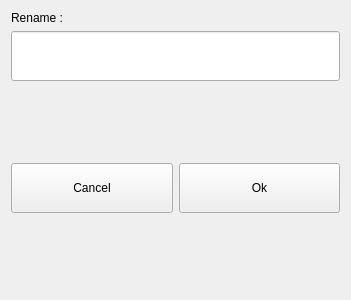
The window that src/dlgrename.ui (ic005k/Knot-Legacy) describes before a commit, drawn with Qt 5.
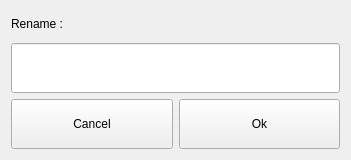
The same window after the commit.

Commit message: Optimized the display and layout of child Windows.

Patch:
```diff
--- a/src/dlgrename.ui
+++ b/src/dlgrename.ui
@@ -7,7 +7,7 @@
     <x>0</x>
     <y>0</y>
     <width>351</width>
-    <height>300</height>
+    <height>160</height>
    </rect>
   </property>
   <property name="windowTitle">
@@ -21,30 +21,7 @@
      </property>
     </widget>
    </item>
-   <item row="4" column="0">
-    <spacer name="verticalSpacer">
-     <property name="orientation">
-      <enum>Qt::Vertical</enum>
-     </property>
-     <property name="sizeHint" stdset="0">
-      <size>
-       <width>20</width>
-       <height>40</height>
-      </size>
-     </property>
-    </spacer>
-   </item>
-   <item row="1" column="0">
-    <widget class="QLineEdit" name="editName">
-     <property name="minimumSize">
-      <size>
-       <width>0</width>
-       <height>50</height>
-      </size>
-     </property>
-    </widget>
-   </item>
-   <item row="3" column="0">
+   <item row="2" column="0">
     <layout class="QHBoxLayout" name="horizontalLayout">
      <item>
       <widget class="QToolButton" name="btnCancel">
@@ -86,18 +63,15 @@
      </item>
     </layout>
    </item>
-   <item row="2" column="0">
-    <spacer name="verticalSpacer_2">
-     <property name="orientation">
-      <enum>Qt::Vertical</enum>
-     </property>
-     <property name="sizeHint" stdset="0">
+   <item row="1" column="0">
+    <widget class="QLineEdit" name="editName">
+     <property name="minimumSize">
       <size>
-       <width>20</width>
-       <height>40</height>
+       <width>0</width>
+       <height>50</height>
       </size>
      </property>
-    </spacer>
+    </widget>
    </item>
   </layout>
  </widget>
```
The commit also changes 7 other files.
